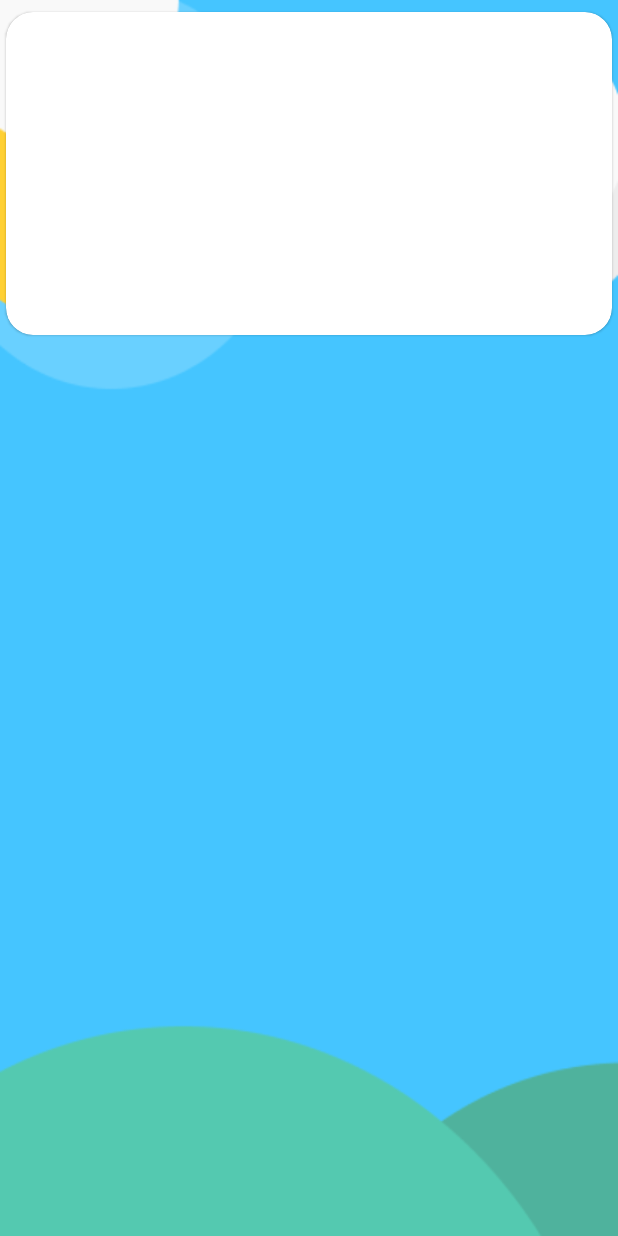
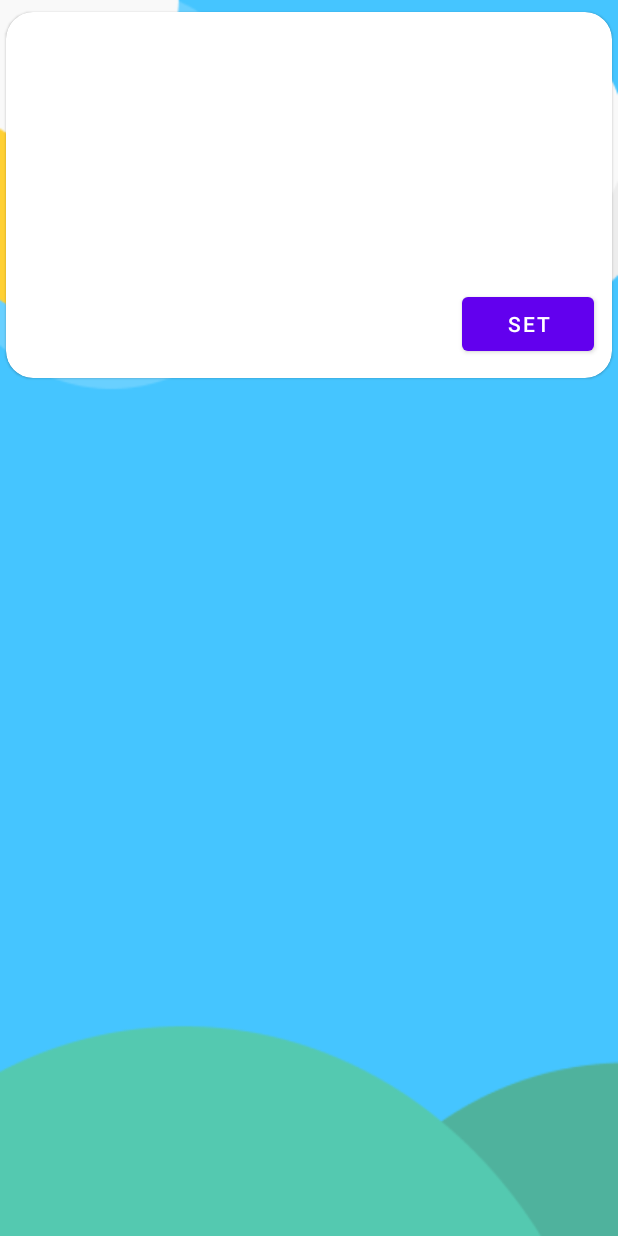
Before and after one commit to bossly/gallerywall, an Android app: the layout item_wallpaper.xml on its own in the app's theme, with its tools: preview values and no code run, on a phone screen of 412 x 824 dp. Run offline under Robolectric (Android 15) with nearby library versions, the phone set to English and light mode, and no system bars.

Commit message:
feat: add wallpaper notification and update wallpaper saving logic

```diff
--- a/app/src/main/java/com/baysoft/gallerywall/data/WallpaperEntity.kt
+++ b/app/src/main/java/com/baysoft/gallerywall/data/WallpaperEntity.kt
@@ -6,6 +6,6 @@ import androidx.room.PrimaryKey
 @Entity(tableName = "wallpapers")
 data class WallpaperEntity(
     @PrimaryKey(autoGenerate = true) val id: Long = 0,
-    val imagePath: String,
+    val filePath: String,
     val dateAdded: Long // Store as epoch millis
 )
--- a/app/src/main/java/com/baysoft/gallerywall/data/WallpaperRepository.kt
+++ b/app/src/main/java/com/baysoft/gallerywall/data/WallpaperRepository.kt
@@ -3,10 +3,11 @@ package com.baysoft.gallerywall.data
 import kotlinx.coroutines.Dispatchers
 import kotlinx.coroutines.withContext
 
+
 class WallpaperRepository(private val dao: WallpaperDao) {
-    suspend fun addWallpaper(imagePath: String) {
+    suspend fun addWallpaper(filePath: String) {
         val now = System.currentTimeMillis()
-        dao.insert(WallpaperEntity(imagePath = imagePath, dateAdded = now))
+        dao.insert(WallpaperEntity(filePath = filePath, dateAdded = now))
     }
 
     suspend fun getRecentWallpapers(): List<WallpaperEntity> {
--- a/app/src/main/res/layout/item_wallpaper.xml
+++ b/app/src/main/res/layout/item_wallpaper.xml
@@ -26,18 +26,34 @@
             android:background="@android:color/transparent"
             android:contentDescription="@string/wallpaper" />
 
-        <TextView
-            android:id="@+id/dateText"
+        <LinearLayout
             android:layout_width="match_parent"
             android:layout_height="wrap_content"
-            android:paddingStart="16dp"
-            android:paddingEnd="16dp"
-            android:paddingTop="6dp"
-            android:paddingBottom="10dp"
-            android:textAppearance="?android:attr/textAppearanceSmall"
-            android:textColor="@android:color/darker_gray"
-            android:gravity="end"
-            android:text="" />
+            android:orientation="horizontal"
+            android:gravity="end|center_vertical"
+            android:paddingStart="8dp"
+            android:paddingEnd="8dp"
+            android:paddingBottom="8dp">
+
+            <TextView
+                android:id="@+id/dateText"
+                android:layout_width="0dp"
+                android:layout_height="wrap_content"
+                android:layout_weight="1"
+                android:textAppearance="?android:attr/textAppearanceSmall"
+                android:textColor="@android:color/darker_gray"
+                android:gravity="start|center_vertical"
+                android:text="" />
+
+            <Button
+                android:id="@+id/btnSetWallpaper"
+                android:layout_width="wrap_content"
+                android:layout_height="wrap_content"
+                android:layout_margin="4dp"
+                android:text="@string/set_wallpaper"
+                android:src="@android:drawable/ic_menu_slideshow"
+                android:tint="@color/design_default_color_primary" />
+        </LinearLayout>
     </LinearLayout>
 
 </com.google.android.material.card.MaterialCardView>
--- a/app/src/main/res/values/strings.xml
+++ b/app/src/main/res/values/strings.xml
@@ -26,4 +26,5 @@
     <string name="wallpaper">Wallpaper</string>
     <string name="no_recent_wallpapers">No recent wallpapers found</string>
     <string name="refresh">Refresh</string>
+    <string name="set_wallpaper">Set</string>
 </resources>
```
Also changed, not shown: app/src/main/java/com/baysoft/gallerywall/GalleryWallReceiver.kt (+40 -4 lines), app/src/main/java/com/baysoft/gallerywall/GalleryWallService.kt (+8 -1 lines), app/src/main/java/com/baysoft/gallerywall/ui/HomeFragment.kt (+22 -6 lines), app/src/main/java/com/baysoft/gallerywall/ui/WallpaperAdapter.kt (+11 -4 lines).
